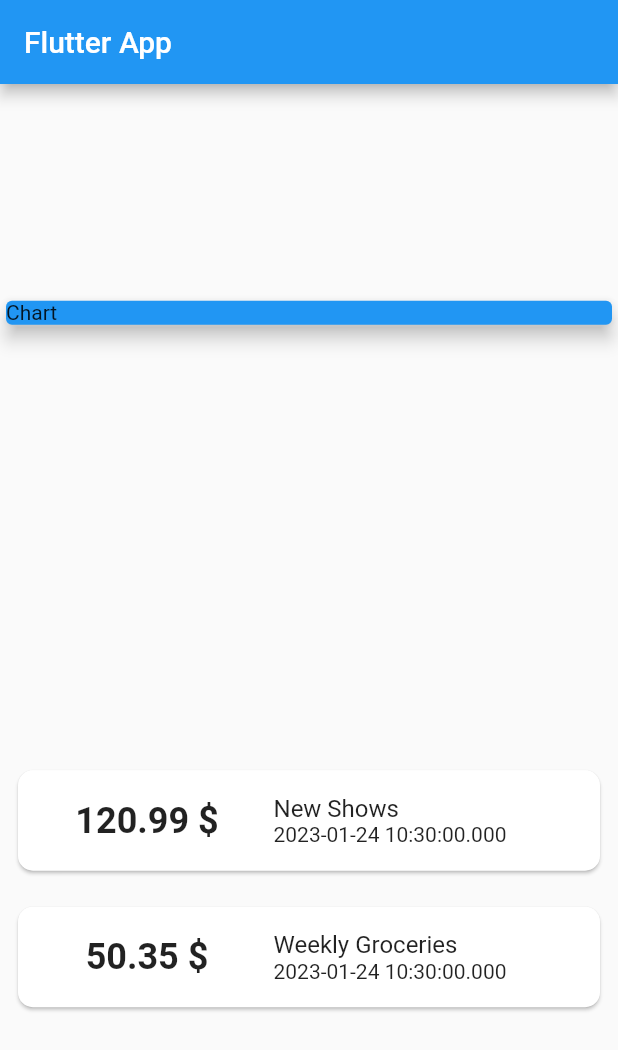
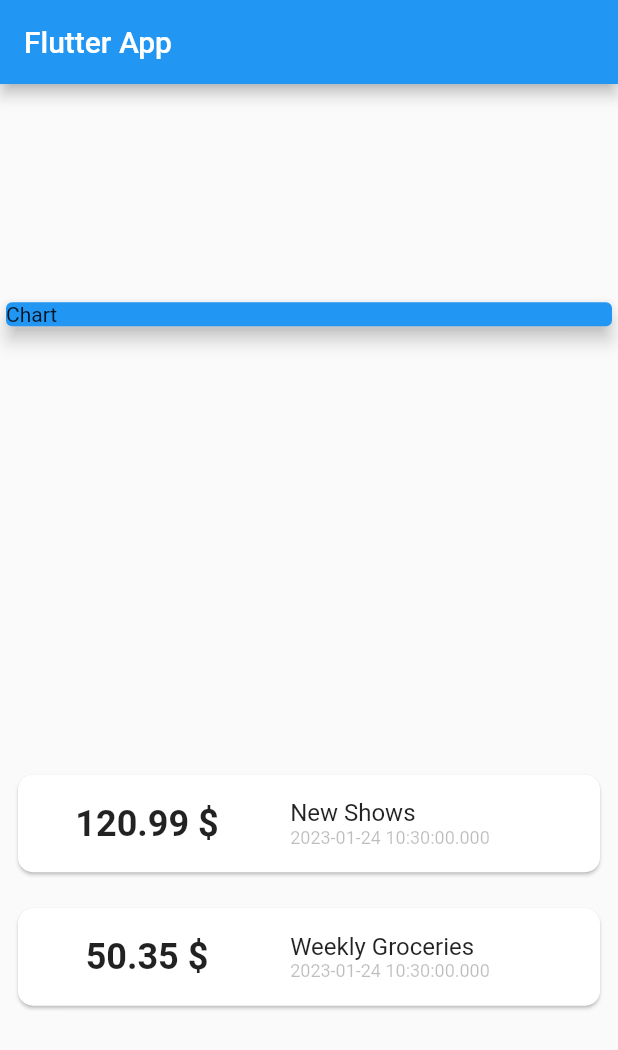
Before and after one commit to devjasha/Expense-App, a Flutter app: the screen it shows after launch, on a phone screen of 412 x 824 dp. Shown: the top 1050 px of the screen. Run offline on Flutter 3.47's test engine with Material 2 defaults, Android fonts, the phone set to English and light mode, and no system bars.

Commit message:
feat(main): styling date

```diff
--- a/lib/main.dart
+++ b/lib/main.dart
@@ -81,7 +81,13 @@ class MyHomePage extends StatelessWidget {
                                   ),
                                   transaction.title,
                                 ),
-                                Text(transaction.date.toString()),
+                                Text(
+                                  style: TextStyle(
+                                    fontSize: 12,
+                                    color: Colors.black26,
+                                  ),
+                                  transaction.date.toString()
+                                ),
                               ],
                             )
                           )
```
